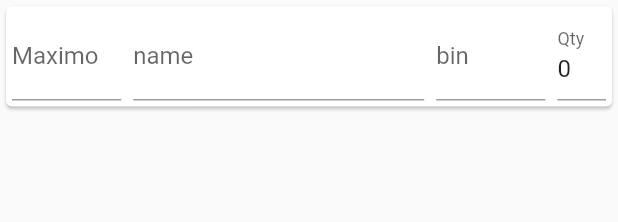
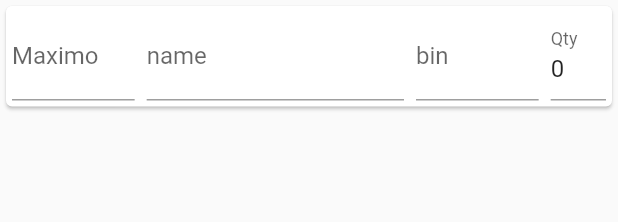
Before and after one commit to lavruh/tagged_todos_organizer, a Flutter app: the UsedPartWidget widget shown alone on an empty page, opened directly with empty values, on a phone screen of 412 x 824 dp. Shown: the top 222 px of the screen. Run offline on Flutter 3.47's test engine with Material 2 defaults, Android fonts, the phone set to English and light mode, and no system bars; drawn by our look-alikes of flutter_slidable; our stand-ins replace camera, csv, file_picker, flutter_colorpicker, flutter_riverpod, get and 4 more; missing offline and left inert: flutter_fancy_tree_view, notes_on_image, photo_data_picker, process_run.

Commit message:
priority widget and used part widget fixes

```diff
--- a/lib/parts/domain/parts_info_repo.dart
+++ b/lib/parts/domain/parts_info_repo.dart
@@ -26,7 +26,10 @@
       request: {'maximoNo': maximoNo},
       table: 'parts',
     );
-    return Part.fromMap(map ?? {'maximoNo': maximoNo});
+    if(map!= null && map.isNotEmpty){
+      return Part.fromMap(map);
+    }
+    return Part.fromMap({'maximoNo': maximoNo});
   }
 
   initUpdatePartsFromFile() async {
--- a/lib/parts/presentation/used_part_widget.dart
+++ b/lib/parts/presentation/used_part_widget.dart
@@ -49,7 +49,7 @@
           ),
         ),
         Flexible(
-            flex: 5,
+            flex: 4,
             child: Padding(
               padding: const EdgeInsets.all(4.0),
               child: TextFieldWithConfirm(
@@ -78,18 +78,19 @@
           flex: 1,
           child: Padding(
             padding: const EdgeInsets.all(4.0),
-            child: TextFieldWithConfirm(
-                text: item.pieces.toString(),
+            child: TextField(
+              controller: TextEditingController(text: item.pieces.toString()),
               key: Key(item.maximoNumber),
-                lable: 'Qty',
+              decoration: InputDecoration(labelText: 'Qty'),
               maxLines: 1,
               keyboardType: TextInputType.number,
-                onConfirm: (val) {
+              onSubmitted: (val) {
                 final n = int.tryParse(val);
                 if (n != null) {
                   update(item.copyWith(pieces: n));
                 }
-                }),
+              },
+            ),
           ),
         ),
       ])),
```
Also changed, not shown: lib/todos/presentation/widgets/priority_slider_widget.dart (+10 -3 lines). Lines whose indentation alone changed are shown as unchanged.
